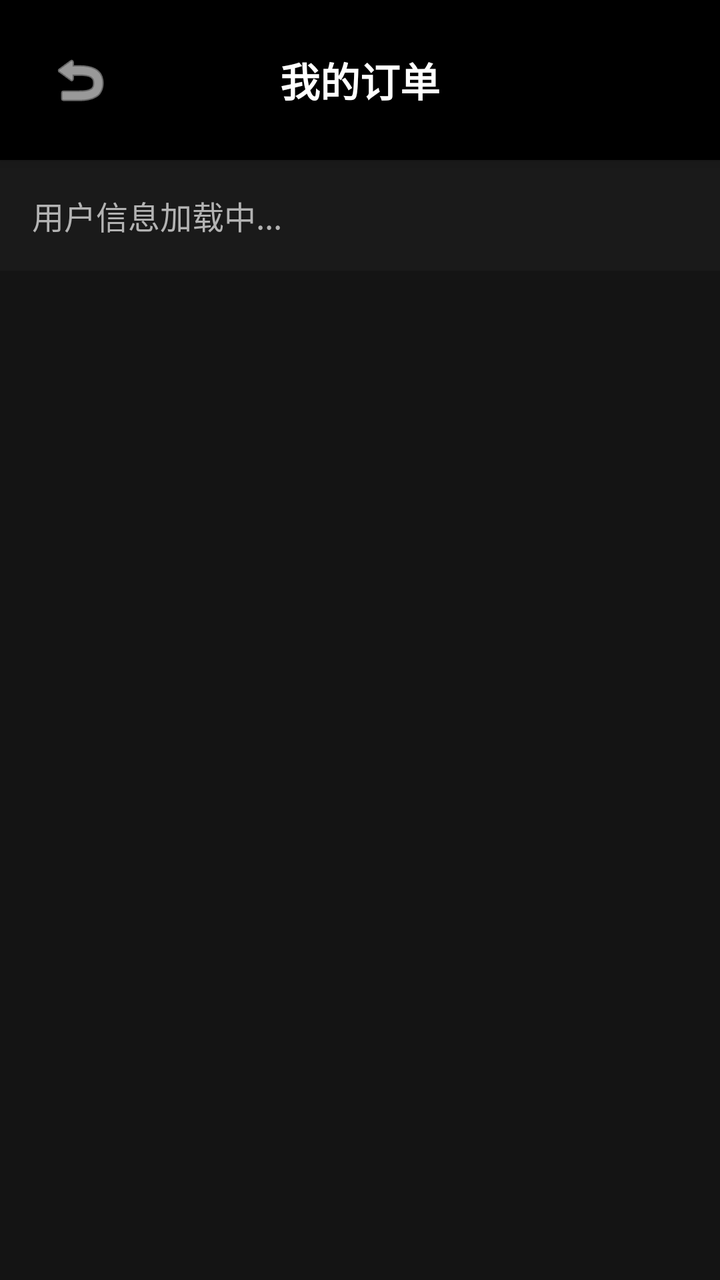
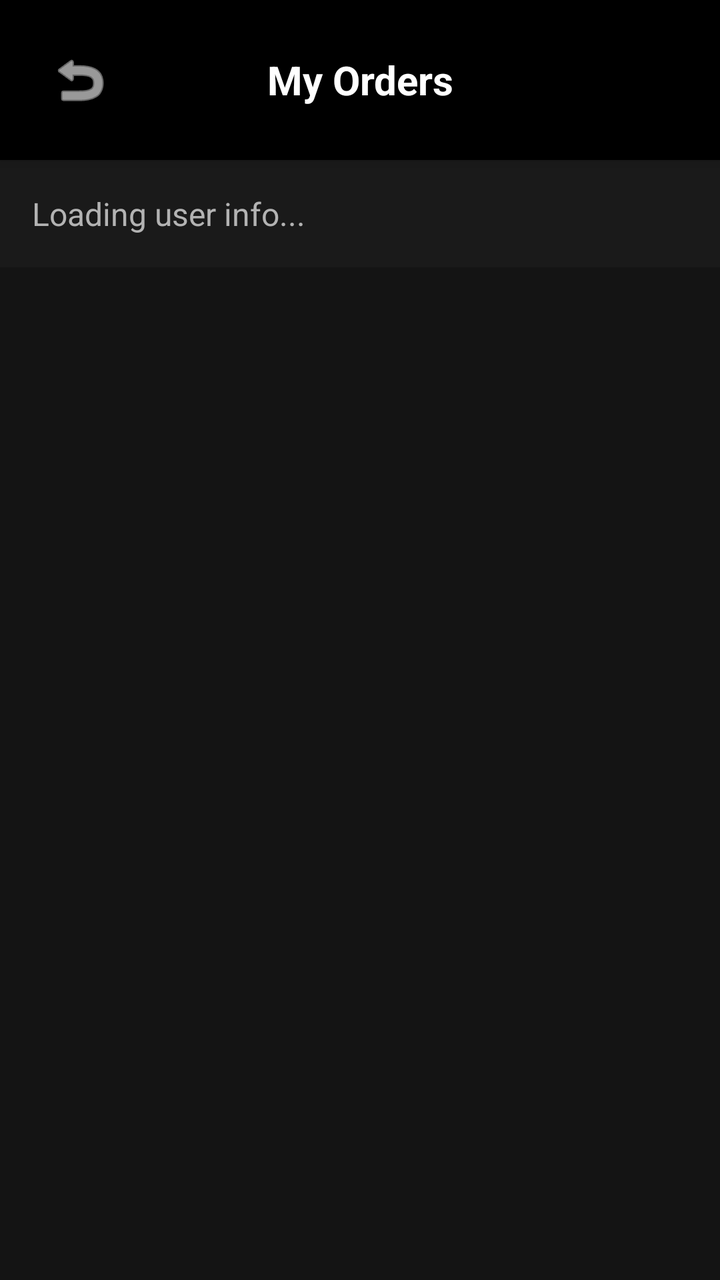

An Android layout rendered at two revisions. The XML below is the earlier revision; the diff shows what the commit changed to produce the second picture.
<!-- AndroidManifest.xml: application theme Theme.MyApplication -->
<!-- res/layout/activity_orders.xml -->
<?xml version="1.0" encoding="utf-8"?>
<LinearLayout xmlns:android="http://schemas.android.com/apk/res/android"
    xmlns:app="http://schemas.android.com/apk/res-auto"
    android:layout_width="match_parent"
    android:layout_height="match_parent"
    android:orientation="vertical"
    android:background="#141414">

    
    <LinearLayout
        android:layout_width="match_parent"
        android:layout_height="wrap_content"
        android:orientation="horizontal"
        android:padding="16dp"
        android:background="#000000"
        android:elevation="4dp">

        <ImageButton
            android:id="@+id/back_button"
            android:layout_width="48dp"
            android:layout_height="48dp"
            android:background="?attr/selectableItemBackgroundBorderless"
            android:src="@android:drawable/ic_menu_revert"
            app:tint="#FFFFFF"
            android:contentDescription="返回" />

        <TextView
            android:layout_width="0dp"
            android:layout_height="wrap_content"
            android:layout_weight="1"
            android:text="我的订单"
            android:textSize="20sp"
            android:textColor="#FFFFFF"
            android:textStyle="bold"
            android:layout_gravity="center_vertical"
            android:gravity="center" />

        <View
            android:layout_width="48dp"
            android:layout_height="48dp" />

    </LinearLayout>

    
    <LinearLayout
        android:layout_width="match_parent"
        android:layout_height="wrap_content"
        android:orientation="vertical"
        android:padding="16dp"
        android:background="#1a1a1a">

        <TextView
            android:id="@+id/user_info_text"
            android:layout_width="wrap_content"
            android:layout_height="wrap_content"
            android:text="用户信息加载中..."
            android:textSize="16sp"
            android:textColor="#B3B3B3" />

    </LinearLayout>

    
    <androidx.recyclerview.widget.RecyclerView
        android:id="@+id/orders_recycler"
        android:layout_width="match_parent"
        android:layout_height="0dp"
        android:layout_weight="1"
        android:padding="16dp"
        android:clipToPadding="false" />

    
    <LinearLayout
        android:id="@+id/empty_orders_layout"
        android:layout_width="match_parent"
        android:layout_height="0dp"
        android:layout_weight="1"
        android:orientation="vertical"
        android:gravity="center"
        android:visibility="gone">

        <ImageView
            android:layout_width="120dp"
            android:layout_height="120dp"
            android:src="@drawable/ic_launcher_foreground"
            android:alpha="0.3"
            android:contentDescription="空订单" />

        <TextView
            android:layout_width="wrap_content"
            android:layout_height="wrap_content"
            android:text="暂无订单记录"
            android:textSize="18sp"
            android:textColor="#B3B3B3"
            android:layout_marginTop="16dp" />

        <TextView
            android:layout_width="wrap_content"
            android:layout_height="wrap_content"
            android:text="去购买一些电影吧！"
            android:textSize="14sp"
            android:textColor="#666666"
            android:layout_marginTop="8dp" />

    </LinearLayout>

</LinearLayout>
<!-- resources referenced by this layout -->
<resources>
  <!-- drawable ic_launcher_foreground (drawable) -->
  <vector xmlns:android="http://schemas.android.com/apk/res/android"
      xmlns:aapt="http://schemas.android.com/aapt"
      android:width="108dp"
      android:height="108dp"
      android:viewportWidth="108"
      android:viewportHeight="108">
      <path android:pathData="M31,63.928c0,0 6.4,-11 12.1,-13.1c7.2,-2.6 26,-1.4 26,-1.4l38.1,38.1L107,108.928l-32,-1L31,63.928z">
          <aapt:attr name="android:fillColor">
              <gradient
                  android:endX="85.84757"
                  android:endY="92.4963"
                  android:startX="42.9492"
                  android:startY="49.59793"
                  android:type="linear">
                  <item
                      android:color="#44000000"
                      android:offset="0.0" />
                  <item
                      android:color="#00000000"
                      android:offset="1.0" />
              </gradient>
          </aapt:attr>
      </path>
      <path
          android:fillColor="#FFFFFF"
          android:fillType="nonZero"
          android:pathData="M65.3,45.828l3.8,-6.6c0.2,-0.4 0.1,-0.9 -0.3,-1.1c-0.4,-0.2 -0.9,-0.1 -1.1,0.3l-3.9,6.7c-6.3,-2.8 -13.4,-2.8 -19.7,0l-3.9,-6.7c-0.2,-0.4 -0.7,-0.5 -1.1,-0.3C38.8,38.328 38.7,38.828 38.9,39.228l3.8,6.6C36.2,49.428 31.7,56.028 31,63.928h46C76.3,56.028 71.8,49.428 65.3,45.828zM43.4,57.328c-0.8,0 -1.5,-0.5 -1.8,-1.2c-0.3,-0.7 -0.1,-1.5 0.4,-2.1c0.5,-0.5 1.4,-0.7 2.1,-0.4c0.7,0.3 1.2,1 1.2,1.8C45.3,56.528 44.5,57.328 43.4,57.328L43.4,57.328zM64.6,57.328c-0.8,0 -1.5,-0.5 -1.8,-1.2s-0.1,-1.5 0.4,-2.1c0.5,-0.5 1.4,-0.7 2.1,-0.4c0.7,0.3 1.2,1 1.2,1.8C66.5,56.528 65.6,57.328 64.6,57.328L64.6,57.328z"
          android:strokeWidth="1"
          android:strokeColor="#00000000" />
  </vector>
  <style name="Theme.MyApplication" parent="Base.Theme.MyApplication" />
  <style name="Base.Theme.MyApplication" parent="Theme.Material3.DayNight.NoActionBar">
          
          
      </style>
</resources>

<!-- the commit's change to res/layout/activity_orders.xml (unified diff, before → after) -->
@@ -22,13 +22,13 @@
             android:background="?attr/selectableItemBackgroundBorderless"
             android:src="@android:drawable/ic_menu_revert"
             app:tint="#FFFFFF"
-            android:contentDescription="返回" />
+            android:contentDescription="Back" />
 
         <TextView
             android:layout_width="0dp"
             android:layout_height="wrap_content"
             android:layout_weight="1"
-            android:text="我的订单"
+            android:text="My Orders"
             android:textSize="20sp"
             android:textColor="#FFFFFF"
             android:textStyle="bold"
@@ -53,7 +53,7 @@
             android:id="@+id/user_info_text"
             android:layout_width="wrap_content"
             android:layout_height="wrap_content"
-            android:text="用户信息加载中..."
+            android:text="Loading user info..."
             android:textSize="16sp"
             android:textColor="#B3B3B3" />
 
@@ -83,12 +83,12 @@
             android:layout_height="120dp"
             android:src="@drawable/ic_launcher_foreground"
             android:alpha="0.3"
-            android:contentDescription="空订单" />
+            android:contentDescription="Empty orders" />
 
         <TextView
             android:layout_width="wrap_content"
             android:layout_height="wrap_content"
-            android:text="暂无订单记录"
+            android:text="No orders yet"
             android:textSize="18sp"
             android:textColor="#B3B3B3"
             android:layout_marginTop="16dp" />
@@ -96,7 +96,7 @@
         <TextView
             android:layout_width="wrap_content"
             android:layout_height="wrap_content"
-            android:text="去购买一些电影吧！"
+            android:text="Time to rent a movie."
             android:textSize="14sp"
             android:textColor="#666666"
             android:layout_marginTop="8dp" />
